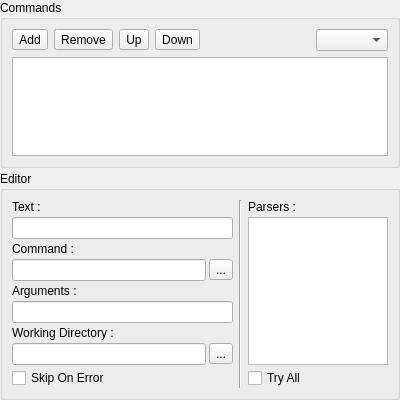
The window that v2/branches/dev/monkey/src/xupmanager/gui/CommandsEditor.ui (testmana2/mks) describes before a commit, drawn with Qt 5.
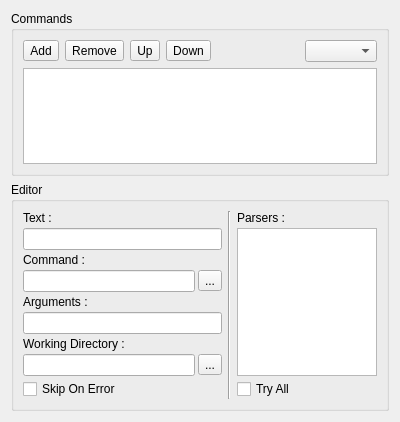
The same window after the commit. Icons and pictures are not drawn.

Commit message: Clean up UIXUPEditor by exporting to a external class the variable editor. This make it reusable and more readible code for the editor.

```diff
--- a/v2/branches/dev/monkey/src/xupmanager/gui/CommandsEditor.ui
+++ b/v2/branches/dev/monkey/src/xupmanager/gui/CommandsEditor.ui
@@ -7,16 +7,10 @@
     <x>0</x>
     <y>0</y>
     <width>400</width>
-    <height>400</height>
+    <height>422</height>
    </rect>
   </property>
   <layout class="QVBoxLayout" name="verticalLayout">
-   <property name="spacing">
-    <number>3</number>
-   </property>
-   <property name="margin">
-    <number>0</number>
-   </property>
    <item>
     <widget class="QGroupBox" name="gbCommands">
      <property name="sizePolicy">
```
Left out of the diff: 12 changed lines with no effect on the pictures. The commit also changes 10 other files.
